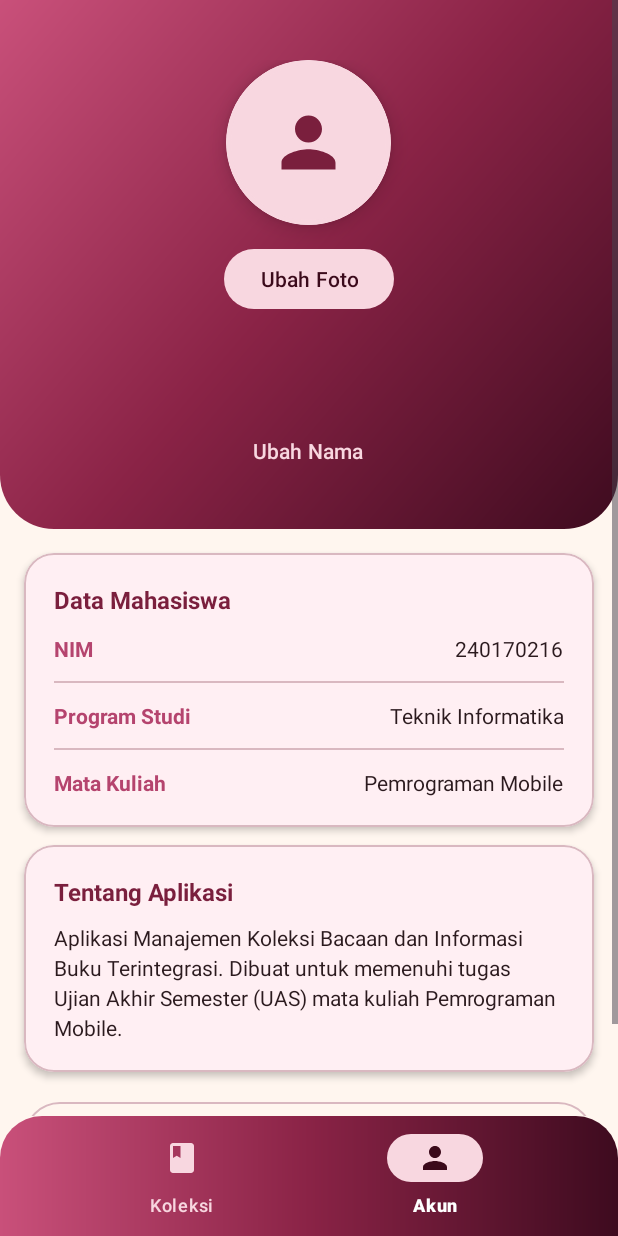
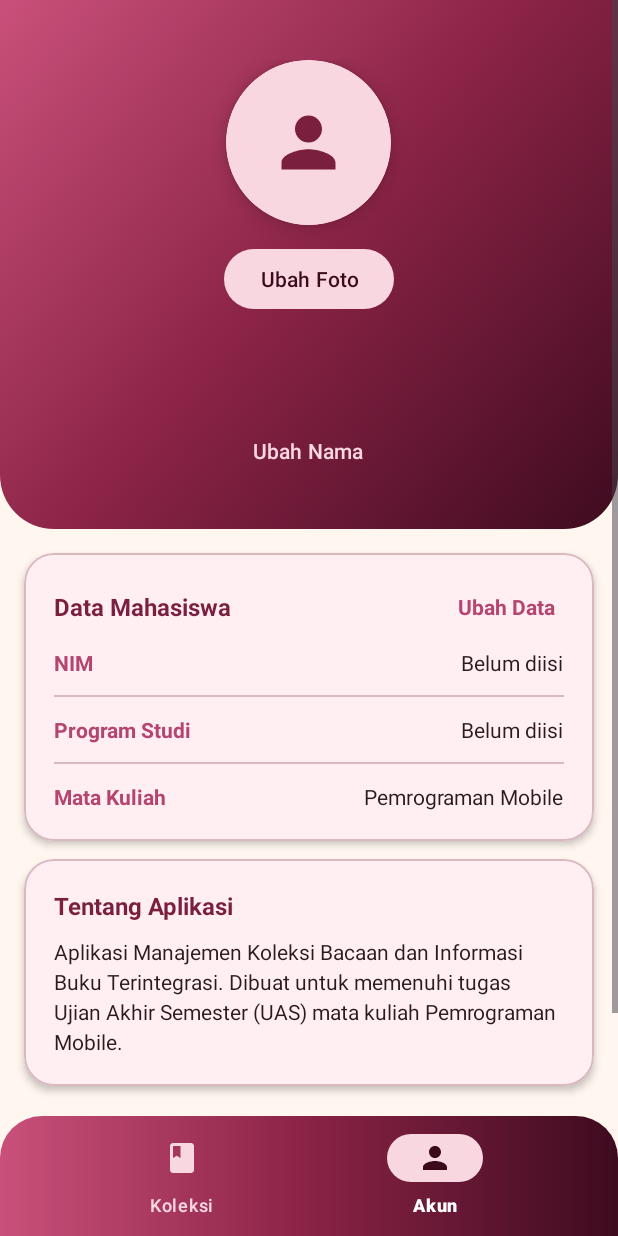
Before and after one commit to naghiya/koleksi-bacaan, an Android app: the screen it shows after launch once a user with an empty profile is signed in (MainActivity), item 2 of the bottom bar chosen, on a phone screen of 412 x 824 dp. Run offline under Robolectric (Android 15) with nearby library versions, the phone set to English and light mode, and no system bars; our stand-ins replace Firebase (no records; nobody signed in at launch, a user with empty details on screens opened directly).

Commit message:
Data mahasiswa per akun dan bisa diubah

```diff
--- a/app/src/main/java/com/naghiya/koleksibacaan/MainActivity.kt
+++ b/app/src/main/java/com/naghiya/koleksibacaan/MainActivity.kt
@@ -25,6 +25,7 @@ import com.google.android.material.textfield.TextInputEditText
 import com.google.android.material.textfield.TextInputLayout
 import com.google.firebase.auth.FirebaseUser
 import com.google.firebase.auth.userProfileChangeRequest
+import android.widget.EditText
 
 class MainActivity : AppCompatActivity() {
 
@@ -70,6 +71,8 @@ class MainActivity : AppCompatActivity() {
         binding.rvBuku.adapter = adapter
 
         muatFotoProfil()
+        muatDataMahasiswa()
+        binding.btnUbahData.setOnClickListener { tampilkanDialogUbahData() }
         binding.cardProfil.setOnClickListener {
             pilihFoto.launch(
                 PickVisualMediaRequest(ActivityResultContracts.PickVisualMedia.ImageOnly)
@@ -295,6 +298,38 @@ class MainActivity : AppCompatActivity() {
                 Toast.makeText(this, R.string.nama_gagal, Toast.LENGTH_LONG).show()
             }
     }
+    // ---------- Data mahasiswa (disimpan lokal per akun) ----------
+
+    private fun kunciNim() = "nim_" + (auth.currentUser?.uid ?: "")
+    private fun kunciProdi() = "prodi_" + (auth.currentUser?.uid ?: "")
+
+    private fun muatDataMahasiswa() {
+        val kosong = getString(R.string.nim_kosong)
+        binding.tvNim.text = prefs.getString(kunciNim(), null)?.takeIf { it.isNotBlank() } ?: kosong
+        binding.tvProdi.text = prefs.getString(kunciProdi(), null)?.takeIf { it.isNotBlank() } ?: kosong
+    }
+
+    private fun tampilkanDialogUbahData() {
+        val tampilan = layoutInflater.inflate(R.layout.dialog_ubah_data, null)
+        val etNim = tampilan.findViewById<EditText>(R.id.etNim)
+        val etProdi = tampilan.findViewById<EditText>(R.id.etProdi)
+        etNim.setText(prefs.getString(kunciNim(), "").orEmpty())
+        etProdi.setText(prefs.getString(kunciProdi(), "").orEmpty())
+
+        MaterialAlertDialogBuilder(this)
+            .setTitle(R.string.dialog_data_judul)
+            .setView(tampilan)
+            .setNegativeButton(R.string.btn_batal, null)
+            .setPositiveButton(R.string.btn_simpan) { _, _ ->
+                prefs.edit()
+                    .putString(kunciNim(), etNim.text.toString().trim())
+                    .putString(kunciProdi(), etProdi.text.toString().trim())
+                    .apply()
+                muatDataMahasiswa()
+                Toast.makeText(this, R.string.data_diperbarui, Toast.LENGTH_SHORT).show()
+            }
+            .show()
+    }
     private fun keLogin() {
         val intent = Intent(this, LoginActivity::class.java)
         intent.flags = Intent.FLAG_ACTIVITY_NEW_TASK or Intent.FLAG_ACTIVITY_CLEAR_TASK
--- a/app/src/main/res/layout/activity_main.xml
+++ b/app/src/main/res/layout/activity_main.xml
@@ -397,13 +397,30 @@
                         android:orientation="vertical"
                         android:padding="20dp">
 
-                        <TextView
-                            android:layout_width="wrap_content"
+                        <LinearLayout
+                            android:layout_width="match_parent"
                             android:layout_height="wrap_content"
-                            android:text="@string/section_data_mahasiswa"
-                            android:textColor="@color/kb_primary"
-                            android:textSize="16sp"
-                            android:textStyle="bold" />
+                            android:gravity="center_vertical"
+                            android:orientation="horizontal">
+
+                            <TextView
+                                android:layout_width="0dp"
+                                android:layout_height="wrap_content"
+                                android:layout_weight="1"
+                                android:text="@string/section_data_mahasiswa"
+                                android:textColor="@color/kb_primary"
+                                android:textSize="16sp"
+                                android:textStyle="bold" />
+
+                            <TextView
+                                android:id="@+id/btnUbahData"
+                                android:layout_width="wrap_content"
+                                android:layout_height="wrap_content"
+                                android:padding="6dp"
+                                android:text="@string/btn_ubah_data"
+                                android:textColor="@color/kb_accent"
+                                android:textStyle="bold" />
+                        </LinearLayout>
 
                         <LinearLayout
                             android:layout_width="match_parent"
@@ -420,11 +437,11 @@
                                 android:textStyle="bold" />
 
                             <TextView
+                                android:id="@+id/tvNim"
                                 android:layout_width="0dp"
                                 android:layout_height="wrap_content"
                                 android:layout_weight="1.4"
                                 android:gravity="end"
-                                android:text="@string/nim_value"
                                 android:textColor="@color/kb_on_surface" />
                         </LinearLayout>
 
@@ -448,11 +465,11 @@
                                 android:textStyle="bold" />
 
                             <TextView
+                                android:id="@+id/tvProdi"
                                 android:layout_width="0dp"
                                 android:layout_height="wrap_content"
                                 android:layout_weight="1.4"
                                 android:gravity="end"
-                                android:text="@string/prodi_value"
                                 android:textColor="@color/kb_on_surface" />
                         </LinearLayout>
 
--- a/app/src/main/res/values/strings.xml
+++ b/app/src/main/res/values/strings.xml
@@ -122,4 +122,10 @@
     <string name="dialog_nama_judul">Ubah nama</string>
     <string name="nama_diperbarui">Nama berhasil diperbarui</string>
     <string name="nama_gagal">Gagal mengubah nama, coba lagi</string>
+    <string name="nim_kosong">Belum diisi</string>
+    <string name="btn_ubah_data">Ubah Data</string>
+    <string name="dialog_data_judul">Ubah data mahasiswa</string>
+    <string name="hint_nim">NIM</string>
+    <string name="hint_prodi">Program studi</string>
+    <string name="data_diperbarui">Data berhasil disimpan</string>
 </resources>
```
Also changed, not shown: app/src/main/res/layout/dialog_ubah_data.xml (added, +35 -0 lines).
